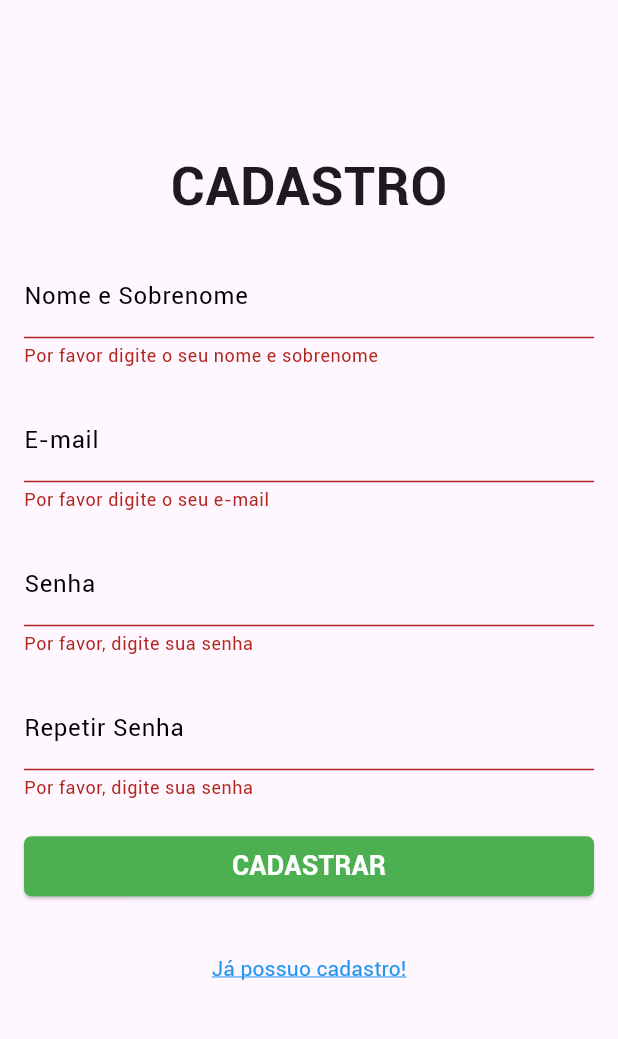
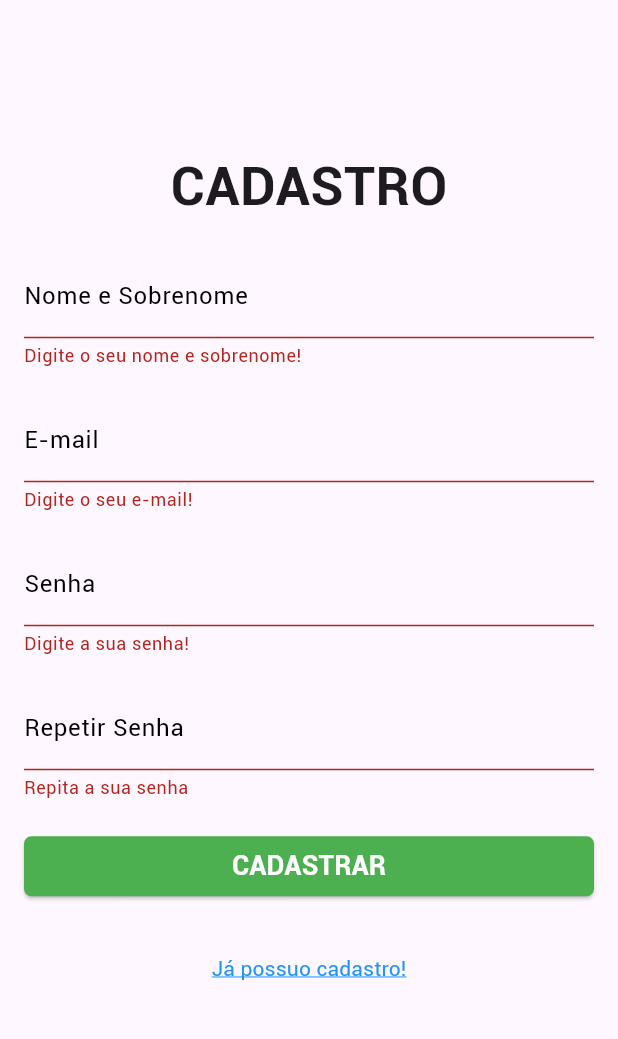
Before and after one commit to guiiiividd/calculadora-imc-flutter, a Flutter app: the TelaCadastro screen opened directly, after a tap on "CADASTRAR", on a phone screen of 412 x 824 dp, the part 84-1123 px from its top. Run offline on Flutter 3.47's test engine with Material 3 defaults, Android fonts, the phone set to English and light mode, and no system bars; our stand-ins replace sqflite; accounts and stored records are empty.

Commit message:
ajustes finais

```diff
--- a/lib/screens/tela_cadastro.dart
+++ b/lib/screens/tela_cadastro.dart
@@ -123,7 +123,7 @@ class TelaCadastroState extends State<TelaCadastro> {
                       ),
                       validator: (value) {
                         if (value!.isEmpty) {
-                          return 'Por favor digite o seu nome e sobrenome';
+                          return 'Digite o seu nome e sobrenome!';
                         }
                         return null;
                       },
@@ -151,7 +151,7 @@ class TelaCadastroState extends State<TelaCadastro> {
                       ),
                       validator: (value) {
                         if (value!.isEmpty) {
-                          return 'Por favor digite o seu e-mail';
+                          return 'Digite o seu e-mail!';
                         } else if (!RegExp(
                           r'^[a-zA-Z0-9._%-]+@[a-zA-Z0-9.-]+\.[a-zA-Z]{2,4}',
                         ).hasMatch(value)) {
@@ -183,9 +183,13 @@ class TelaCadastroState extends State<TelaCadastro> {
                       obscureText: true,
                       validator: (value) {
                         if (value!.isEmpty) {
-                          return 'Por favor, digite sua senha';
-                        } else if (value.length < 6) {
-                          return 'A senha deve ter pelo menos 6 caracteres';
+                          return 'Digite a sua senha!';
+                        } else if (value.length < 8) {
+                          return 'A senha deve ter pelo menos 8 caracteres!';
+                        } else if (!RegExp(r'[A-Za-z]').hasMatch(value)) {
+                          return 'A senha deve ter pelo menos uma letra!';
+                        } else if (!RegExp(r'\d').hasMatch(value)) {
+                          return 'A senha deve ter pelo menos um número!';
                         }
                         return null;
                       },
@@ -213,11 +217,9 @@ class TelaCadastroState extends State<TelaCadastro> {
                       obscureText: true,
                       validator: (value) {
                         if (value!.isEmpty) {
-                          return 'Por favor, digite sua senha';
+                          return 'Repita a sua senha';
                         } else if (value != senhaController.text) {
-                          return 'As senhas devem ser iguais';
-                        } else if (value.length < 6) {
-                          return 'A senha deve ter pelo menos 6 caracteres';
+                          return 'As senhas devem ser iguais!';
                         }
                         return null;
                       },
```
Also changed, not shown: lib/screens/calculadora_imc.dart (+11 -5 lines), lib/screens/tela_login.dart (+7 -3 lines).
